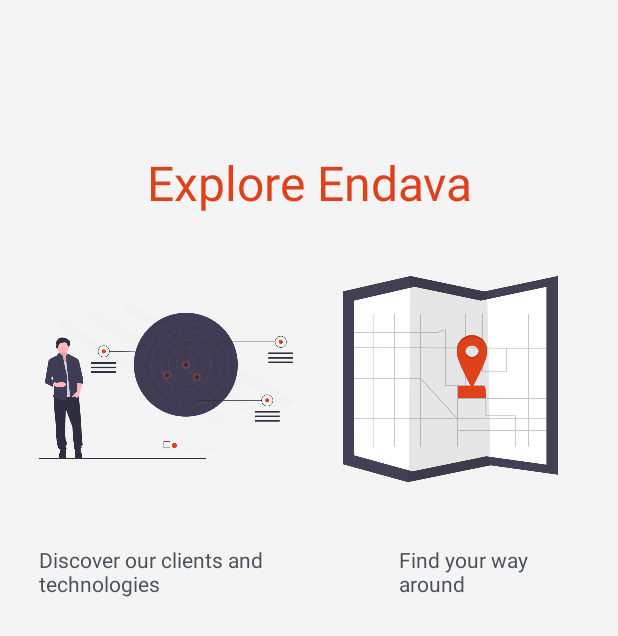
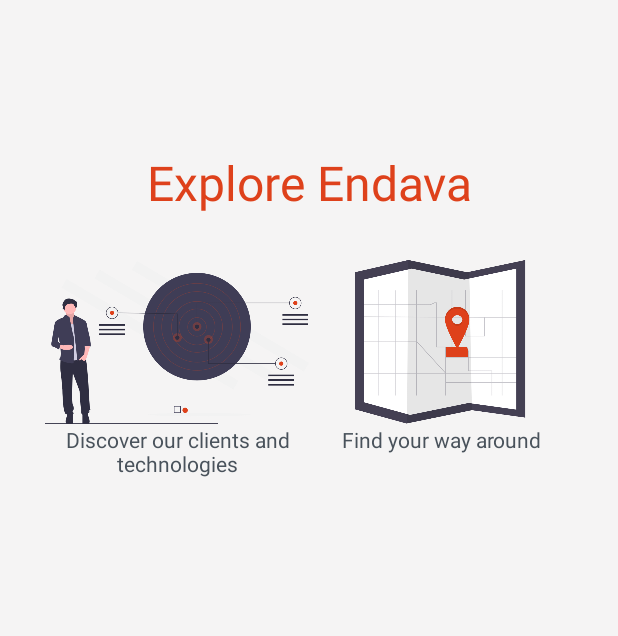
Before and after one commit to DianaMaftei/galileo, an Android app: the screen it shows after launch (MainActivity), on a phone screen of 412 x 824 dp. Shown: the top 636 px of the screen. Run offline under Robolectric (Android 15) with nearby library versions, the phone set to English and light mode, and no system bars; libraries missing offline, so code that uses them is left out: com.github.paolorotolo.appintro.

Commit message:
add option find your way around

```diff
--- a/app/src/main/AndroidManifest.xml
+++ b/app/src/main/AndroidManifest.xml
@@ -19,6 +19,9 @@
         <activity
             android:name=".MyIntro"
             android:theme="@style/FullscreenTheme" />
+        <activity
+            android:name=".MainOptionsActivity"
+            android:theme="@style/FullscreenTheme" />
     </application>
 
 </manifest>
--- a/app/src/main/java/com/endava/myapplication/MainActivity.java
+++ b/app/src/main/java/com/endava/myapplication/MainActivity.java
@@ -3,6 +3,8 @@
 import android.content.Context;
 import android.content.Intent;
 import android.os.Bundle;
+import android.view.View;
+import android.widget.LinearLayout;
 
 import androidx.appcompat.app.AppCompatActivity;
 
@@ -18,5 +20,15 @@
         Intent i = new Intent(MainActivity.this, MyIntro.class);
         startActivity(i);
 
+        LinearLayout menu_photos = findViewById(R.id.findWayAroundMainOption);
+        menu_photos.setOnClickListener(new View.OnClickListener() {
+            @Override
+            public void onClick(View v) {
+                System.out.println("cliiiick");
+                Intent picture_intent = new Intent(MainActivity.this, MainOptionsActivity.class);
+                startActivity(picture_intent );
+            }
+        });
+
     }
 }
--- a/app/src/main/res/layout/activity_main.xml
+++ b/app/src/main/res/layout/activity_main.xml
@@ -20,55 +20,67 @@
         android:textSize="32sp" />
 
     <LinearLayout
-        android:layout_width="fill_parent"
-        android:layout_height="200dp"
-        android:layout_marginLeft="16dp"
-        android:layout_marginTop="10dp"
-        android:layout_marginRight="16dp"
-        android:orientation="horizontal">
+        android:layout_width="match_parent"
+        android:layout_height="match_parent"
+        android:orientation="horizontal"
+        android:layout_weight="1"
+        android:padding="30dp">
 
-        <ImageView
-            android:layout_width="wrap_content"
-            android:layout_height="fill_parent"
-            android:layout_weight="3"
-            android:paddingLeft="10dp"
-            android:paddingRight="10dp"
-            android:src="@drawable/undraw_goals_w8tw" />
+        <LinearLayout
+            android:id="@+id/findColleagueMainOption"
+            android:layout_width="match_parent"
+            android:layout_height="match_parent"
+            android:orientation="vertical"
+            android:layout_gravity="center"
+            android:layout_weight="1">
 
-        <ImageView
-            android:layout_width="wrap_content"
-            android:layout_height="fill_parent"
-            android:layout_weight="3"
-            android:paddingLeft="10dp"
-            android:paddingRight="10dp"
-            android:src="@drawable/undraw_map_1r69" />
+            <RelativeLayout
+                android:layout_width="wrap_content"
+                android:layout_height="wrap_content">
 
+                <ImageView
+                    android:id="@+id/findColleagueImg"
+                    android:layout_width="wrap_content"
+                    android:layout_height="110dp"
+                    android:src="@drawable/undraw_goals_w8tw" />
 
-    </LinearLayout>
+                <TextView
+                    android:layout_width="match_parent"
+                    android:layout_height="wrap_content"
+                    android:layout_below="@id/findColleagueImg"
+                    android:gravity="center"
+                    android:text="@string/journeys_tech_msg"
+                    android:textSize="14sp" />
+            </RelativeLayout>
+        </LinearLayout>
 
-    <LinearLayout
-        android:layout_width="wrap_content"
-        android:layout_height="wrap_content"
-        android:layout_marginLeft="16dp"
-        android:layout_marginTop="10dp"
-        android:layout_marginRight="16dp"
-        android:orientation="horizontal">
+        <LinearLayout
+            android:id="@+id/findWayAroundMainOption"
+            android:layout_width="match_parent"
+            android:layout_height="match_parent"
+            android:orientation="vertical"
+            android:layout_gravity="center"
+            android:layout_weight="1">
 
-        <TextView
-            android:layout_width="wrap_content"
-            android:layout_height="wrap_content"
-            android:layout_weight="3"
-            android:paddingLeft="10dp"
-            android:paddingRight="10dp"
-            android:text="@string/journeys_tech_msg" />
+            <RelativeLayout
+                android:layout_width="wrap_content"
+                android:layout_height="wrap_content">
 
-        <TextView
-            android:layout_width="wrap_content"
-            android:layout_height="wrap_content"
-            android:layout_weight="3"
-            android:paddingLeft="10dp"
-            android:paddingRight="10dp"
-            android:text="@string/journeys_map_msg" />
+                <ImageView
+                    android:id="@+id/mapImg"
+                    android:layout_width="wrap_content"
+                    android:layout_height="110dp"
+                    android:src="@drawable/undraw_map_1r69" />
+
+                <TextView
+                    android:layout_width="match_parent"
+                    android:layout_height="wrap_content"
+                    android:layout_below="@id/mapImg"
+                    android:gravity="center"
+                    android:text="@string/journeys_map_msg"
+                    android:textSize="14sp" />
+            </RelativeLayout>
+        </LinearLayout>
     </LinearLayout>
 
 </LinearLayout>
```
Also changed, not shown: app/src/main/java/com/endava/myapplication/MainOptionsActivity.java (added, +12 -0 lines), app/src/main/res/layout-v21/option_find_your_way_around.xml (added, +215 -0 lines), app/src/main/res/values/strings.xml (+7 -0 lines), app/src/main/res/drawable/undraw_business_plan_5i9d.png (added), app/src/main/res/drawable/undraw_chef_lbjx.png (added), app/src/main/res/drawable/undraw_in_the_office_o44c.png (added), app/src/main/res/drawable/undraw_people_search_wctu.png (added), app/src/main/res/drawable/undraw_target_kriv.png (added), app/src/main/res/drawable/undraw_team_ih79.png (added).
